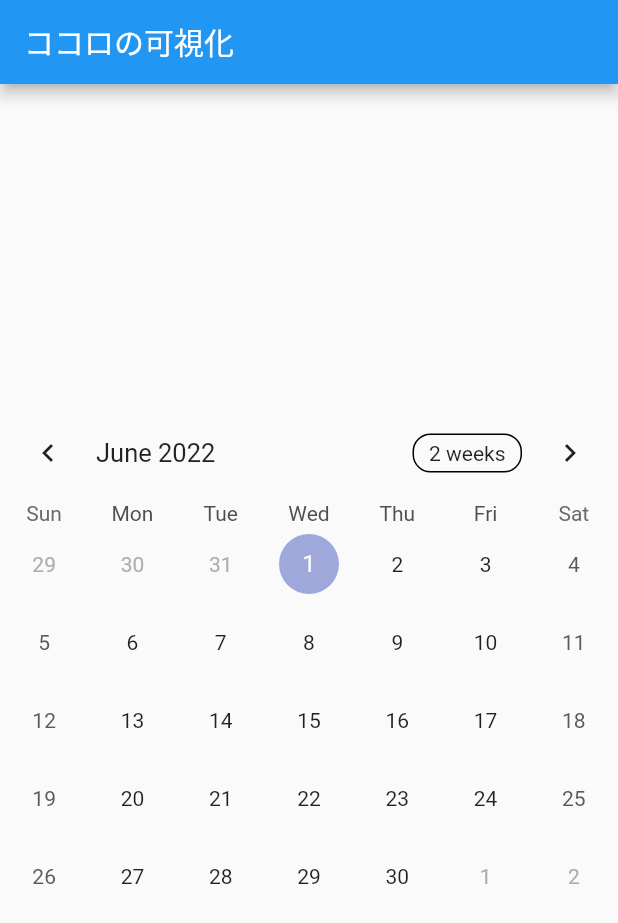
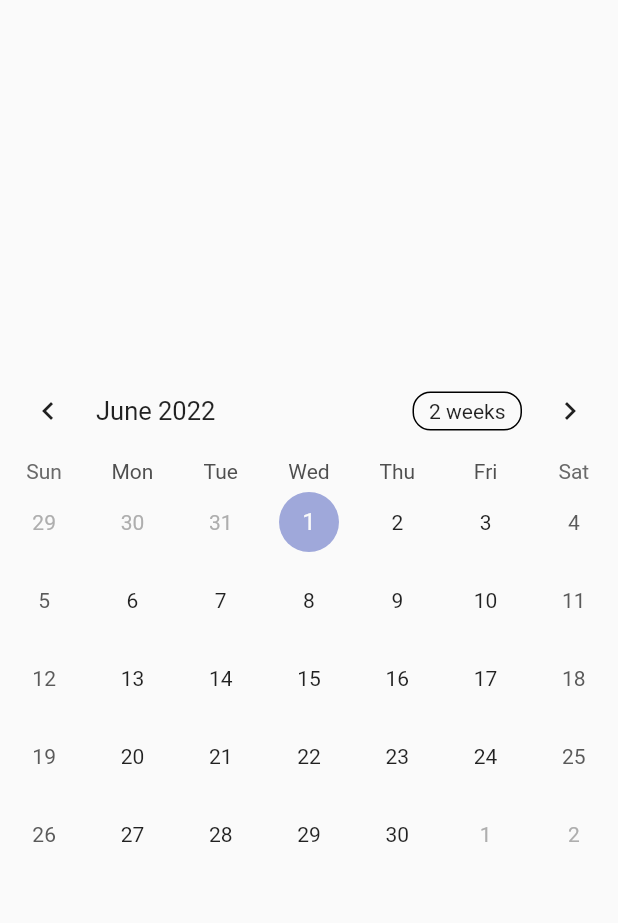
Before and after one commit to kohenro19/calendar_flutter_001, a Flutter app: the screen it shows after launch, on a phone screen of 412 x 824 dp. Shown: the top 923 px of the screen. Run offline on Flutter 3.47's test engine with Material 2 defaults, Android fonts, the phone set to English and light mode, and no system bars; drawn by our look-alikes of table_calendar.

Commit message:
update the calendar function

```diff
--- /dev/null
+++ b/lib/calendar.dart
@@ -0,0 +1,40 @@
+import 'dart:collection';
+
+import 'package:flutter/material.dart';
+import 'package:table_calendar/table_calendar.dart';
+
+class CalendarScreen extends StatefulWidget {
+  @override
+  _CalendarScreenState createState() => _CalendarScreenState();
+}
+
+class _CalendarScreenState extends State<CalendarScreen> {
+  DateTime _focusedDay = DateTime.now();
+  DateTime? _selectedDay;
+  CalendarFormat _calendarFormat = CalendarFormat.month;
+
+  @override
+  Widget build(BuildContext context) {
+    return Scaffold(
+      body: Center(
+        child: TableCalendar(
+            firstDay: DateTime.utc(2020, 1, 1),
+            lastDay: DateTime.utc(2030, 12, 31),
+            focusedDay: _focusedDay,
+            calendarFormat: _calendarFormat,
+            // カレンダーのフォーマットを変更
+            onFormatChanged: (format) {
+              if (_calendarFormat != format) {
+                setState(() {
+                  _calendarFormat = format;
+                });
+              }
+            },
+            selectedDayPredicate: (day) {
+              return isSameDay(_selectedDay, day);
+            },
+        ),
+      ),
+    );
+  }
+}
--- a/lib/main.dart
+++ b/lib/main.dart
@@ -1,95 +1,20 @@
 import 'package:flutter/material.dart';
-import 'package:table_calendar/table_calendar.dart';
+import 'package:intl/date_symbol_data_local.dart';
+import 'calendar.dart';
 
 void main() {
-  runApp(const MyApp());
+  initializeDateFormatting().then((_) =>runApp(MyApp()));
 }
 
 class MyApp extends StatelessWidget {
-  const MyApp({Key? key}) : super(key: key);
-
-  // This widget is the root of your application.
   @override
   Widget build(BuildContext context) {
     return MaterialApp(
-      title: 'Flutter Demo',
+      title: 'Flutter table calendar',
       theme: ThemeData(
-        // This is the theme of your application.
-        //
-        // Try running your application with "flutter run". You'll see the
-        // application has a blue toolbar. Then, without quitting the app, try
-        // changing the primarySwatch below to Colors.green and then invoke
-        // "hot reload" (press "r" in the console where you ran "flutter run",
-        // or simply save your changes to "hot reload" in a Flutter IDE).
-        // Notice that the counter didn't reset back to zero; the application
-        // is not restarted.
         primarySwatch: Colors.blue,
       ),
-      home: const MyHomePage(title: 'Flutter Demo Home Page'),
+      home: CalendarScreen(),
     );
   }
 }
-
-class MyHomePage extends StatefulWidget {
-  const MyHomePage({Key? key, required this.title}) : super(key: key);
-
-  // This widget is the home page of your application. It is stateful, meaning
-  // that it has a State object (defined below) that contains fields that affect
-  // how it looks.
-
-  // This class is the configuration for the state. It holds the values (in this
-  // case the title) provided by the parent (in this case the App widget) and
-  // used by the build method of the State. Fields in a Widget subclass are
-  // always marked "final".
-
-  final String title;
-
-  @override
-  State<MyHomePage> createState() => _MyHomePageState();
-}
-
-class _MyHomePageState extends State<MyHomePage> {
-  DateTime _focusedDay = DateTime.now();
-  CalendarFormat _calendarFormat = CalendarFormat.month;
-  DateTime? _selectedDay;
-
-  @override
-  Widget build(BuildContext context) {
-    // This method is rerun every time setState is called, for instance as done
-    // by the _incrementCounter method above.
-    //
-    // The Flutter framework has been optimized to make rerunning build methods
-    // fast, so that you can just rebuild anything that needs updating rather
-    // than having to individually change instances of widgets.
-    return Scaffold(
-      appBar:  AppBar(
-        title: Text('ココロの可視化'),
-      ),
-      body: Center(
-        child: TableCalendar(
-          firstDay: DateTime.utc(2010, 10, 16),
-          lastDay: DateTime.utc(2030, 3, 14),
-          focusedDay: _focusedDay,
-          onFormatChanged: (format) {
-            if (_calendarFormat != format) {
-              setState(() {
-                _calendarFormat = format;
-              });
-            }
-          },
-        selectedDayPredicate: (day) {      //以下追記部分
-              return isSameDay(_selectedDay, day);
-            },
-            onDaySelected: (selectedDay, focusedDay) {
-              if (!isSameDay(_selectedDay, selectedDay)) {
-                setState(() {
-                  _selectedDay = selectedDay;
-                  _focusedDay = focusedDay;
-                });
-              }
-            },
-      ),
-      ),
-    );
-  }
-}
```
